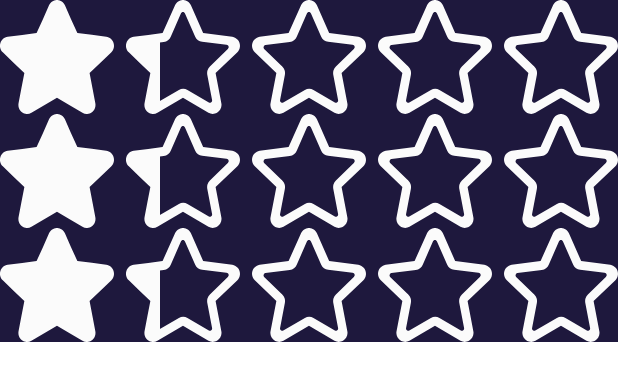
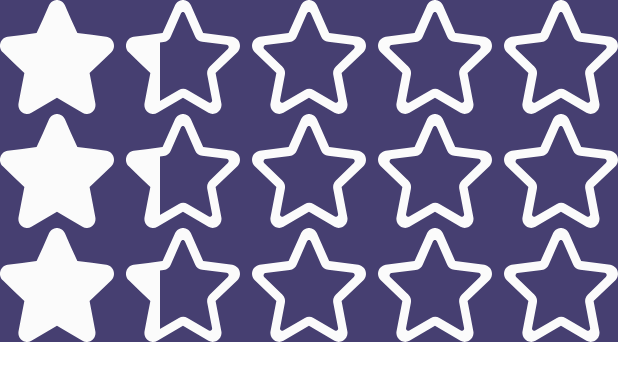
Before and after one commit to piriurna/FreeGamesTracker, an Android app built with Jetpack Compose: the @Preview function GTStarRatingPreview, on a phone screen of 412 x 824 dp. Shown: the top 381 px of the screen. Run offline under Robolectric (Android 15) with nearby library versions, the phone set to English and light mode, and no system bars.

Commit message:
PreviewBackground Fixes

```diff
--- a/app/src/main/java/com/piriurna/freegamestracker/ui/composables/preview/GTThemedPreviewColumn.kt
+++ b/app/src/main/java/com/piriurna/freegamestracker/ui/composables/preview/GTThemedPreviewColumn.kt
@@ -19,11 +19,15 @@ fun GTThemedPreviewColumn(
     content : @Composable ColumnScope.() -> Unit,
 ) {
     FreeGamesTrackerTheme {
-        Column(
-            modifier = modifier.background(MaterialTheme.colors.background),
-            verticalArrangement = verticalArrangement,
-            horizontalAlignment = horizontalAlignment,
-            content = content
-        )
+        Surface(
+            modifier = Modifier.background(MaterialTheme.colors.background)
+        ) {
+            Column(
+                modifier = modifier,
+                verticalArrangement = verticalArrangement,
+                horizontalAlignment = horizontalAlignment,
+                content = content
+            )
+        }
     }
 }
```
Also changed, not shown: app/src/main/java/com/piriurna/freegamestracker/ui/composables/preview/GTThemedPreviewBox.kt (+10 -6 lines), app/src/main/java/com/piriurna/freegamestracker/ui/composables/preview/GTThemedPreviewRow.kt (+10 -6 lines).
